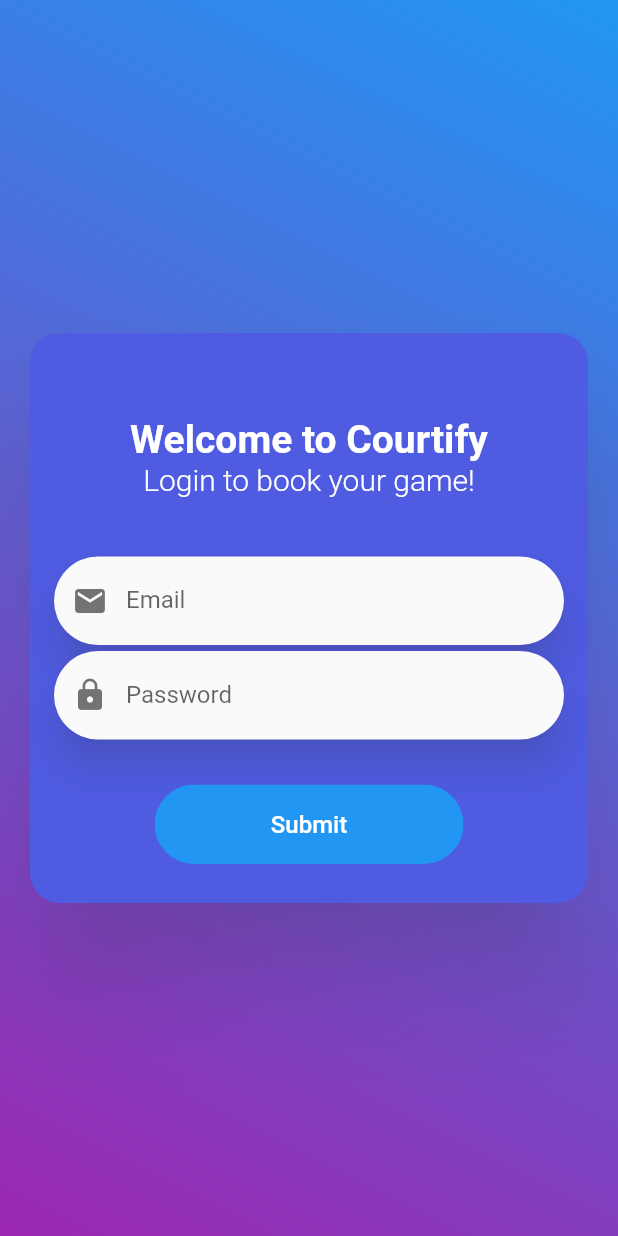
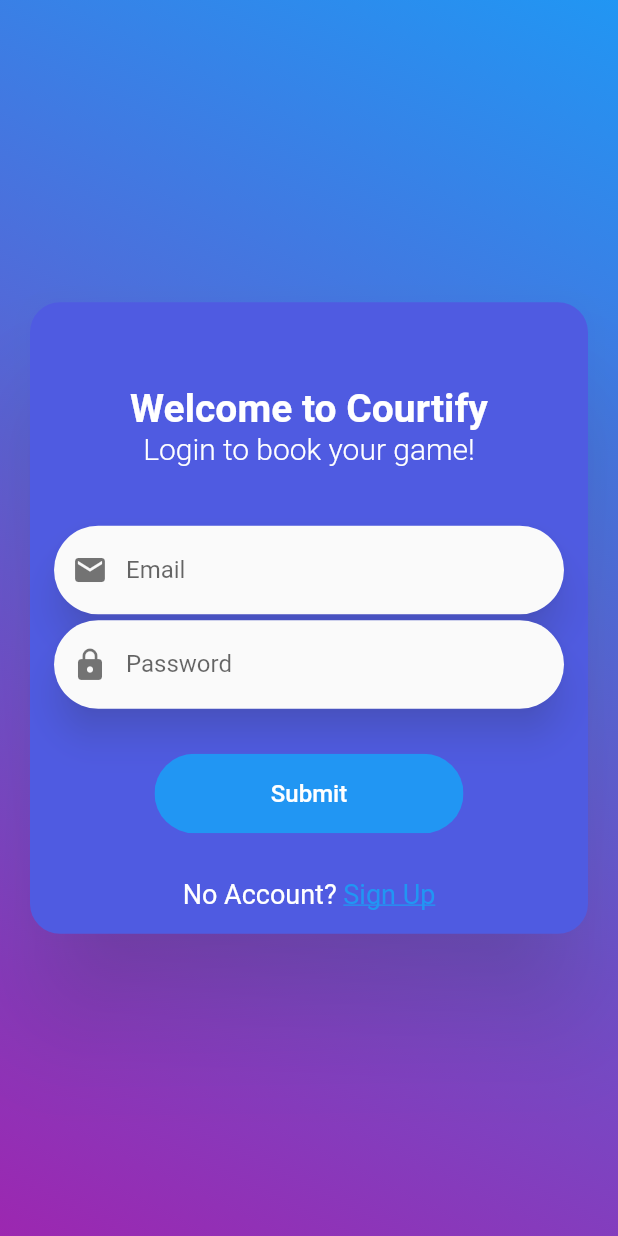
Before and after one commit to anasrul03/FutsalCourtManagementApplication, a Flutter app: the screen it shows after launch, on a phone screen of 412 x 824 dp. Run offline on Flutter 3.47's test engine with Material 2 defaults, Android fonts, the phone set to English and light mode, and no system bars; our stand-ins replace email_validator, firebase_auth, firebase_core; accounts and stored records are empty.

Commit message:
last update before close on 11th apr

```diff
--- /dev/null
+++ b/Authentication/lib/auth_page.dart
@@ -0,0 +1,21 @@
+import 'package:flutter/material.dart';
+
+import 'loginpage.dart';
+import 'signupwidget.dart';
+
+class AuthPage extends StatefulWidget {
+  const AuthPage({Key? key}) : super(key: key);
+
+  @override
+  State<AuthPage> createState() => _AuthPageState();
+}
+
+class _AuthPageState extends State<AuthPage> {
+  bool isLogin = true;
+  @override
+  Widget build(BuildContext context) => isLogin
+      ? LoginWidget(onClickedSignUp: toggle)
+      : SignUpWidget(onClickedSignIn: toggle);
+
+  void toggle() => setState(() => isLogin = !isLogin);
+}
--- a/Authentication/lib/loginpage.dart
+++ b/Authentication/lib/loginpage.dart
@@ -1,13 +1,15 @@
 // ignore_for_file: prefer_const_constructors
 
 import 'package:firebase_auth/firebase_auth.dart';
+import 'package:flutter/gestures.dart';
 import 'package:flutter/material.dart';
 import 'package:login_attemp2/components/round_button.dart';
-
 import 'main.dart';
 
 class LoginWidget extends StatefulWidget {
-  const LoginWidget({Key? key}) : super(key: key);
+  final VoidCallback onClickedSignUp;
+
+  const LoginWidget({Key? key, required this.onClickedSignUp}) : super(key: key);
 
   @override
   State<LoginWidget> createState() => _LoginWidgetState();
@@ -122,7 +124,26 @@
                   ),
 
                   SizedBox(height: 20),
-                  RoundedButton(text: "Submit", press: signIn)
+                  RoundedButton(text: "Submit", press: signIn),
+                  SizedBox(height: 20),
+                  RichText(
+                    text: TextSpan(
+                        text: "No Account? ",
+                        style: TextStyle(
+                          color: Colors.white,
+                          fontSize: 18,
+                        ),
+                        children: [
+                          TextSpan(
+                              recognizer: TapGestureRecognizer()
+                                ..onTap = widget.onClickedSignUp,
+                              text: 'Sign Up',
+                              style: TextStyle(
+                                  decoration: TextDecoration.underline,
+                                  color:
+                                      Theme.of(context).colorScheme.secondary))
+                        ]),
+                  )
                 ],
               ),
             ),
--- a/Authentication/lib/main.dart
+++ b/Authentication/lib/main.dart
@@ -1,18 +1,21 @@
 import 'package:firebase_auth/firebase_auth.dart';
 import 'package:firebase_core/firebase_core.dart';
 import 'package:flutter/material.dart';
+import 'package:login_attemp2/components/utils.dart';
 
+import 'auth_page.dart';
+import 'components/utils.dart';
 import 'hompage.dart';
-import 'loginpage.dart';
 
 Future main() async {
-
   WidgetsFlutterBinding.ensureInitialized();
   await Firebase.initializeApp();
 
   runApp(MyApp());
 }
+
 final navigatorKey = GlobalKey<NavigatorState>();
+
 //testsadasd
 //asdas
 class MyApp extends StatelessWidget {
@@ -20,9 +23,9 @@
 
   // This widget is the root of your application.
   @override
-  Widget build(BuildContext context) {
-    return MaterialApp(
-        debugShowCheckedModeBanner: false,
+  Widget build(BuildContext context)
+    => MaterialApp(
+      debugShowCheckedModeBanner: false,
       navigatorKey: navigatorKey,
       title: 'Flutter Demo',
       theme: ThemeData(
@@ -31,7 +34,7 @@
       home: MainPage(),
     );
   }
-}
+
 
 class MainPage extends StatefulWidget {
   MainPage({
@@ -57,7 +60,7 @@
           } else if (snapshot.hasData) {
             return HomePage();
           } else {
-            return LoginWidget();
+            return AuthPage();
           }
         },
       ),
--- a/Authentication/pubspec.yaml
+++ b/Authentication/pubspec.yaml
@@ -4,6 +4,8 @@
 # The following line prevents the package from being accidentally published to
 # pub.dev using `flutter pub publish`. This is preferred for private packages.
 publish_to: 'none' # Remove this line if you wish to publish to pub.dev
+
+
 
 # The following defines the version and build number for your application.
 # A version number is three numbers separated by dots, like 1.2.43
@@ -27,13 +29,15 @@
 # the latest version available on pub.dev. To see which dependencies have newer
 # versions available, run `flutter pub outdated`.
 dependencies:
+# Validator for email
+  email_validator: ^2.0.1
   flutter:
     sdk: flutter
-
 
   # The following adds the Cupertino Icons font to your application.
   # Use with the CupertinoIcons class for iOS style icons.
   cupertino_icons: ^1.0.2
+
 
   # firebase
   firebase_auth: ^3.3.4
```
Also changed, not shown: Authentication/lib/components/utils.dart (added, +15 -0 lines), Authentication/lib/signupwidget.dart (added, +150 -0 lines), Authentication/pubspec.lock.
